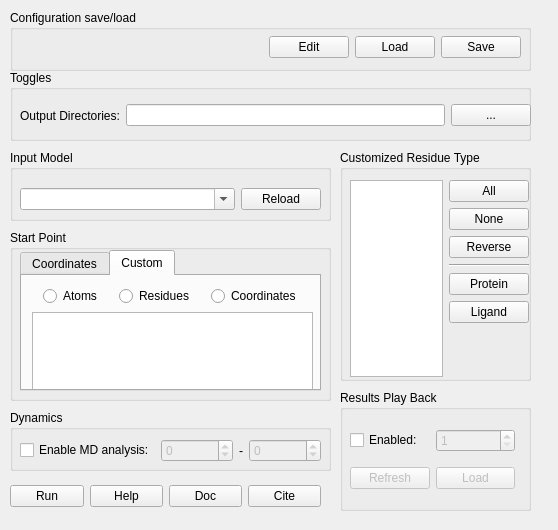
This is Caver4/ui/caver.ui in YaoYinYing/caver-pymol-plugin as Qt 5 draws it before an edit. The edited form follows.
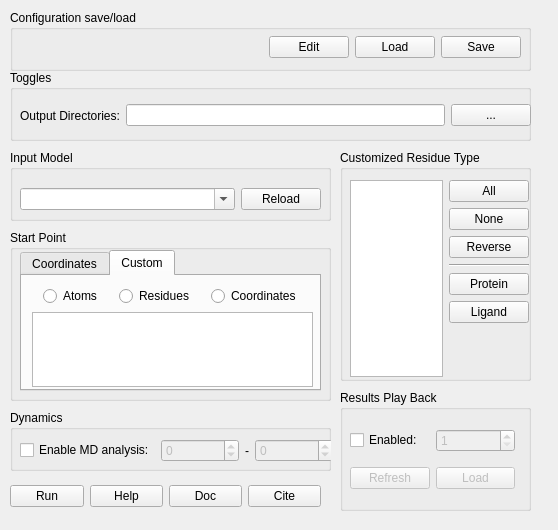
This is the edited form. The open tabs and pages were chosen to show the change.

Diff of the .ui file:
```diff
--- a/Caver4/ui/caver.ui
+++ b/Caver4/ui/caver.ui
@@ -399,7 +399,7 @@
         <x>10</x>
         <y>10</y>
         <width>281</width>
-        <height>106</height>
+        <height>101</height>
        </rect>
       </property>
       <layout class="QVBoxLayout" name="verticalLayout_2">
@@ -731,12 +731,12 @@
    <property name="title">
     <string>Dynamics</string>
    </property>
-   <widget class="QWidget" name="">
+   <widget class="QWidget" name="layoutWidget">
     <property name="geometry">
      <rect>
       <x>10</x>
       <y>20</y>
-      <width>301</width>
+      <width>313</width>
       <height>41</height>
      </rect>
     </property>
```
Left out of the diff: 8 changed lines with no effect on the pictures.
